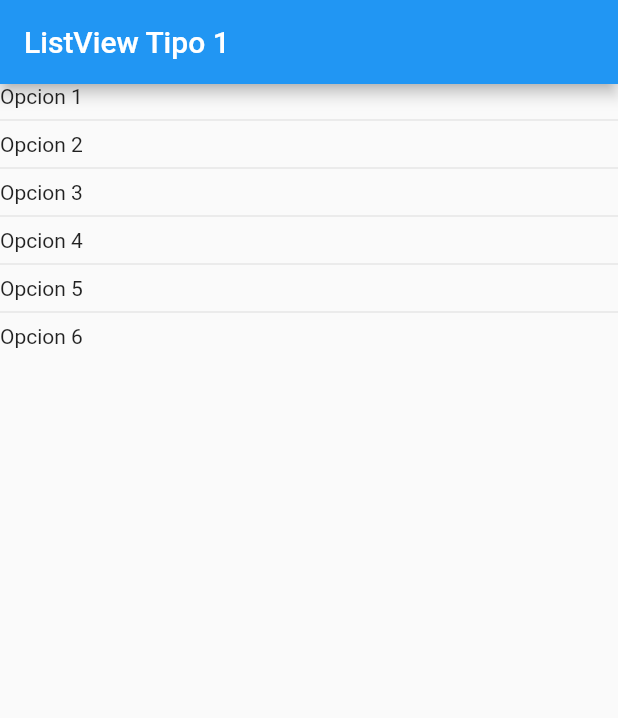
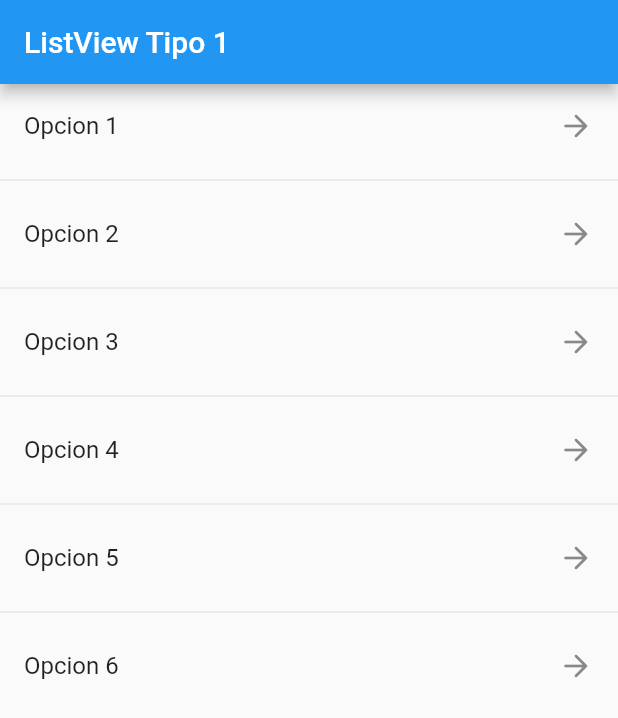
Before and after one commit to jcastroe1000/Flutter_IOS-Android, a Flutter app: the screen it shows after launch, on a phone screen of 412 x 824 dp. Shown: the top 718 px of the screen. Run offline on Flutter 3.47's test engine with Material 2 defaults, Android fonts, the phone set to English and light mode, and no system bars.

Commit message:
show list with ListTile

```diff
--- a/fl_componets/lib/screens/listview_1_screen.dart
+++ b/fl_componets/lib/screens/listview_1_screen.dart
@@ -18,7 +18,9 @@ class Listview1Screen extends StatelessWidget {
           title: const Text('ListView Tipo 1'),
         ),
         body: ListView.separated(
-            itemBuilder: (context, index) => Text(options[index]),
+            itemBuilder: (context, index) => ListTile(
+                title: Text(options[index]),
+                trailing: const Icon(Icons.arrow_forward_rounded)),
             separatorBuilder: (_, __) => const Divider(),
             itemCount: options.length));
   }
```
